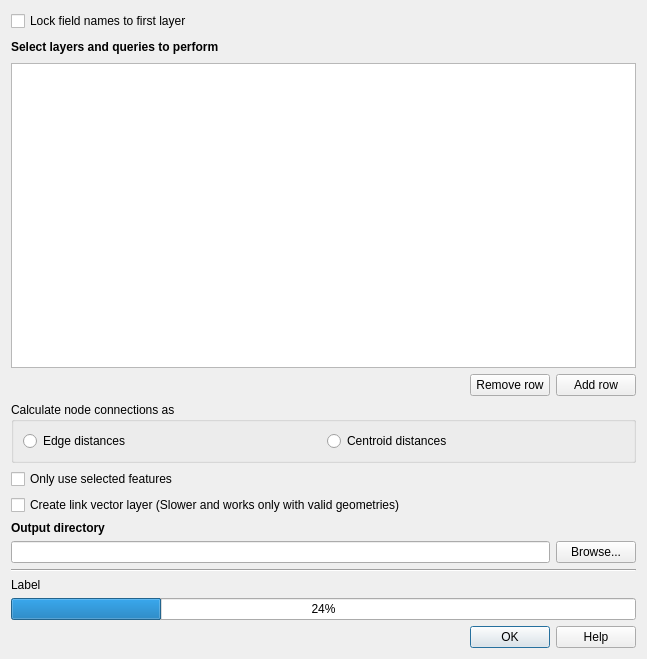
The window that src/qgis_conefor/ui/conefor_dlg.ui (ricardogsilva/qgisconefor) describes before a commit, drawn with Qt 5.
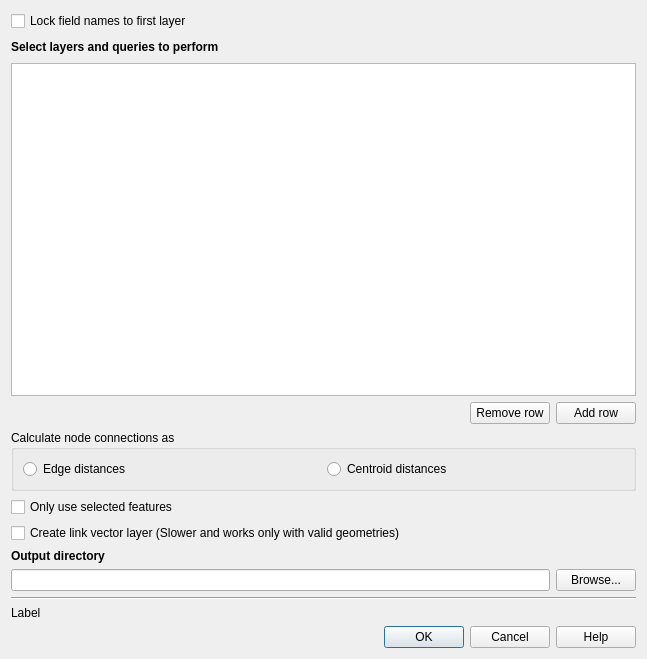
The same window after the commit.

```diff
--- a/src/qgis_conefor/ui/conefor_dlg.ui
+++ b/src/qgis_conefor/ui/conefor_dlg.ui
@@ -233,17 +233,10 @@
      </property>
     </widget>
    </item>
-   <item>
-    <widget class="QProgressBar" name="progressBar">
-     <property name="value">
-      <number>24</number>
-     </property>
-    </widget>
-   </item>
    <item>
     <widget class="QDialogButtonBox" name="buttonBox">
      <property name="standardButtons">
-      <set>QDialogButtonBox::Help|QDialogButtonBox::Ok</set>
+      <set>QDialogButtonBox::Cancel|QDialogButtonBox::Help|QDialogButtonBox::Ok</set>
      </property>
     </widget>
    </item>
```
